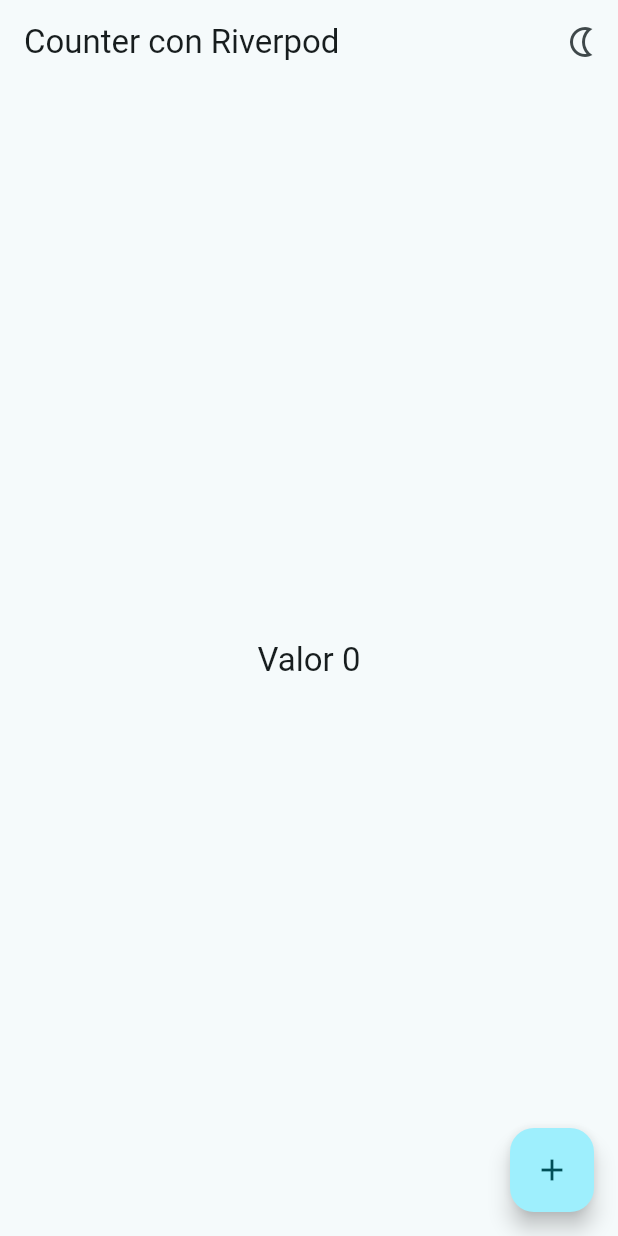
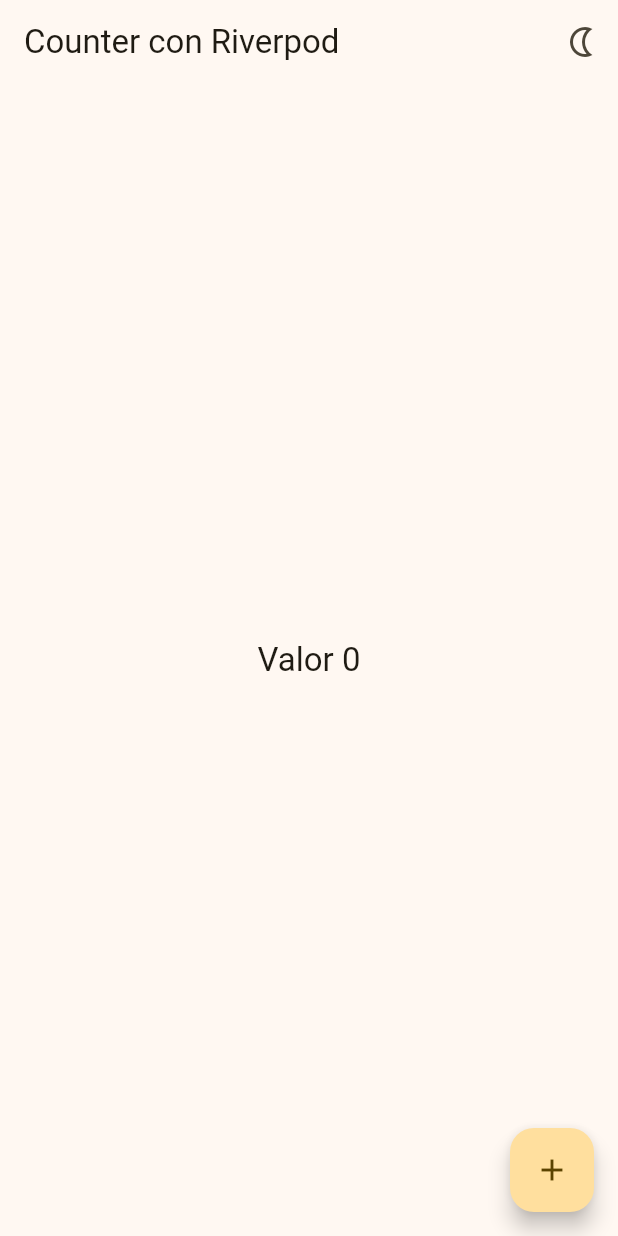
Before and after one commit to Mikkopk48/widgets-app, a Flutter app: the CounterScreen screen opened by its route, after a tap on the "wb sunny" icon, on a phone screen of 412 x 824 dp. Run offline on Flutter 3.47's test engine with Material 3 defaults, Android fonts, the light colour scheme and no system bars; our stand-ins replace animate_do, flutter_riverpod, go_router.

Commit message:
app finished

```diff
--- a/lib/config/theme/app_theme.dart
+++ b/lib/config/theme/app_theme.dart
@@ -12,17 +12,20 @@ const colorList = <Color>[
 
 class AppTheme {
   final int selectedColor;
+  final bool isDarkMode;
 
-  AppTheme({this.selectedColor = 0})
+  AppTheme({this.selectedColor = 0, this.isDarkMode = false})
     : assert(
         selectedColor >= 0 && selectedColor < colorList.length,
         'Selected color must be greater than 0 and less than ${colorList.length - 1}',
       );
   ThemeData getTheme() => ThemeData(
+    brightness: isDarkMode ? Brightness.dark : Brightness.light,
     colorSchemeSeed: colorList[selectedColor],
-    appBarTheme: const AppBarTheme(
-      centerTitle: false
-    ),
-
+    appBarTheme: const AppBarTheme(centerTitle: false),
+  );
+  AppTheme copyWith({int? selectedColor, bool? isDarkMode}) => AppTheme(
+    selectedColor: selectedColor ?? this.selectedColor,
+    isDarkMode: isDarkMode ?? this.isDarkMode,
   );
 }
--- a/lib/main.dart
+++ b/lib/main.dart
@@ -10,16 +10,12 @@ void main() {
 
 class MainApp extends ConsumerWidget {
   const MainApp({super.key});
-
   @override
-  Widget build(BuildContext context,WidgetRef ref) {
-    final bool isDark = ref.watch(themeControllerProvider);
+  Widget build(BuildContext context, WidgetRef ref) {
+  final AppTheme appTheme = ref.watch(themeNotifierProvider);
     return MaterialApp.router(
       routerConfig: appRouter,
       debugShowCheckedModeBanner: false,
-      theme: isDark
-      ? AppTheme(selectedColor: 4).getTheme()
-      : AppTheme(selectedColor: 4).getTheme(),
-    );
+      theme: appTheme.getTheme());
   }
 }
--- a/lib/presentation/providers/theme_provider.dart
+++ b/lib/presentation/providers/theme_provider.dart
@@ -1,5 +1,21 @@
 import 'package:flutter_riverpod/flutter_riverpod.dart';
 import 'package:widgets_app/config/theme/app_theme.dart';
 
-final themeControllerProvider = StateProvider<bool>((ref) => false);
 final colorListProvider = Provider((ref) => colorList);
+final isDarkModeProvider = StateProvider<bool>((ref) => false);
+final selectedColorProvider = StateProvider((ref) => 0);
+
+final themeNotifierProvider = StateNotifierProvider<ThemeNotifier, AppTheme>(
+  (ref) => ThemeNotifier(),
+);
+
+class ThemeNotifier extends StateNotifier<AppTheme> {
+  ThemeNotifier() : super(AppTheme());
+  void toggleDarkmode() {
+    state = state.copyWith(isDarkMode: !state.isDarkMode);
+  }
+
+  void changeColorIndex(int index) {
+    state = state.copyWith(selectedColor: index);
+  }
+}
--- a/lib/presentation/screens/counter/counter_screen.dart
+++ b/lib/presentation/screens/counter/counter_screen.dart
@@ -10,18 +10,18 @@ class CounterScreen extends ConsumerWidget {
   @override
   Widget build(BuildContext context, WidgetRef ref) {
     final int counter = ref.watch(counterProvider);
-    final bool isDark = ref.watch(themeControllerProvider);
+    final bool isDark = ref.watch(isDarkModeProvider);
     return Scaffold(
       appBar: AppBar(
         title: const Text('Counter con Riverpod'),
         actions: [
           IconButton(
             onPressed: () {
-              ref.read(themeControllerProvider.notifier).state = !isDark;
+              ref.read(isDarkModeProvider.notifier).state = !isDark;
             },
             icon:isDark
-            ? Icon(Icons.nightlight_outlined)
-            : Icon(Icons.wb_sunny_outlined),
+            ? const Icon(Icons.nightlight_outlined)
+            : const Icon(Icons.wb_sunny_outlined),
           ),
         ],
       ),
```
Also changed, not shown: lib/presentation/screens/theme_change/theme_changer_screen.dart (+11 -5 lines).
